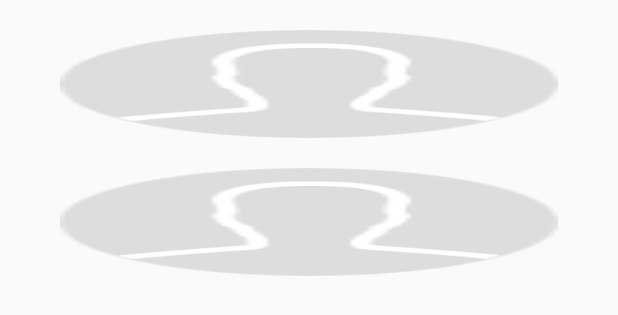
After one commit to tik5213/common-util, an Android app: the layout test_layout_util_activity.xml on its own in the app's theme, with its tools: preview values and no code run, on a phone screen of 412 x 824 dp. The commit adds this screen. Shown: the top 315 px of the screen. Run offline under Robolectric (Android 15) with nearby library versions, the phone set to English and light mode, and no system bars.

Commit message:
添加 setImageViewLayoutVisible，根据屏幕宽 等比计算出目标图片的高，并设置

```diff
--- /dev/null
+++ b/test/src/main/res/layout/test_layout_util_activity.xml
@@ -0,0 +1,31 @@
+<?xml version="1.0" encoding="utf-8"?>
+<LinearLayout xmlns:android="http://schemas.android.com/apk/res/android"
+    xmlns:app="http://schemas.android.com/apk/res-auto"
+    xmlns:tools="http://schemas.android.com/tools"
+    android:orientation="vertical"
+    android:layout_width="match_parent"
+    android:layout_height="match_parent">
+
+    <ImageView
+        android:layout_marginLeft="40dp"
+        android:layout_marginRight="40dp"
+        android:id="@+id/iv_banner"
+        android:layout_width="match_parent"
+        android:layout_height="wrap_content"
+        android:layout_marginTop="20dp"
+        android:scaleType="fitXY"
+        tools:src="@drawable/s_icon_avatar_none" />
+
+
+    <ImageView
+        android:layout_marginLeft="40dp"
+        android:layout_marginRight="40dp"
+        android:id="@+id/iv_banner_2"
+        android:layout_width="match_parent"
+        android:layout_height="wrap_content"
+        android:layout_marginTop="20dp"
+        android:scaleType="fitXY"
+        tools:src="@drawable/s_icon_avatar_none" />
+
+
+</LinearLayout>
```
Also changed, not shown: test/src/main/AndroidManifest.xml (+3 -0 lines), test/src/main/java/top/ftas/test/UrlUtil.java (added, +10 -0 lines), test/src/main/java/top/ftas/test/bitmap/TestLoadBitmapFromViewUtilActivity.java (+2 -2 lines), test/src/main/java/top/ftas/test/layout/LayoutGroup.java (added, +10 -0 lines), test/src/main/java/top/ftas/test/layout/TestLayoutUtilActivity.java (added, +43 -0 lines), util/src/main/java/top/ftas/util/layout/LayoutUtil.java (+30 -2 lines), 3 other files.
